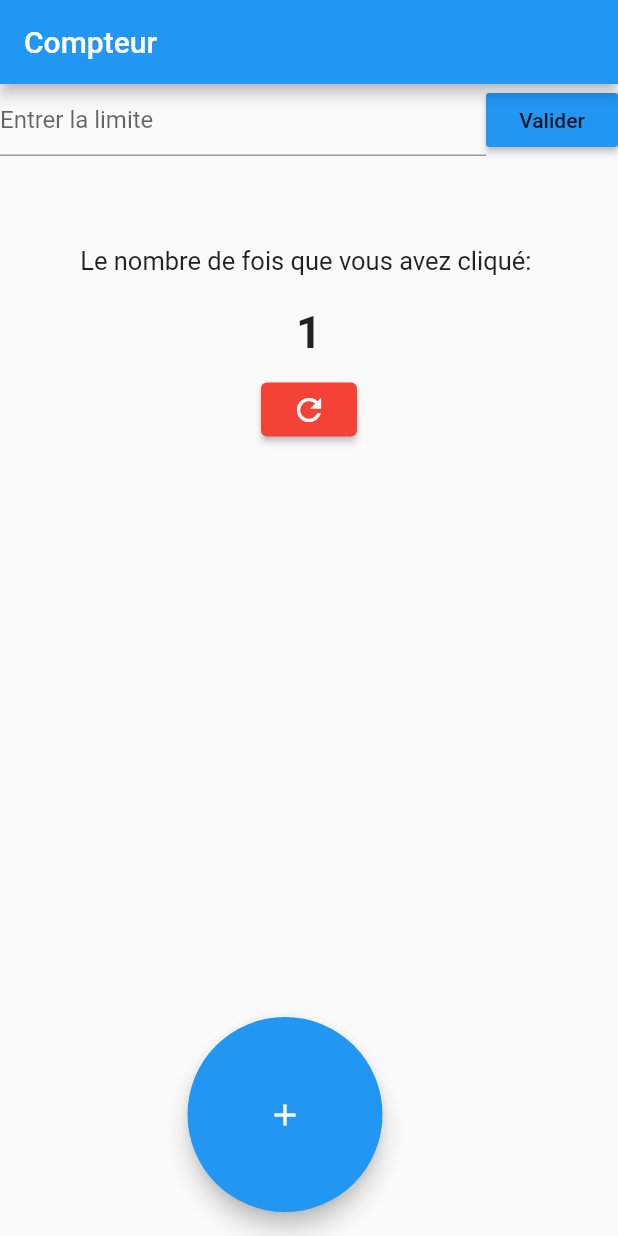
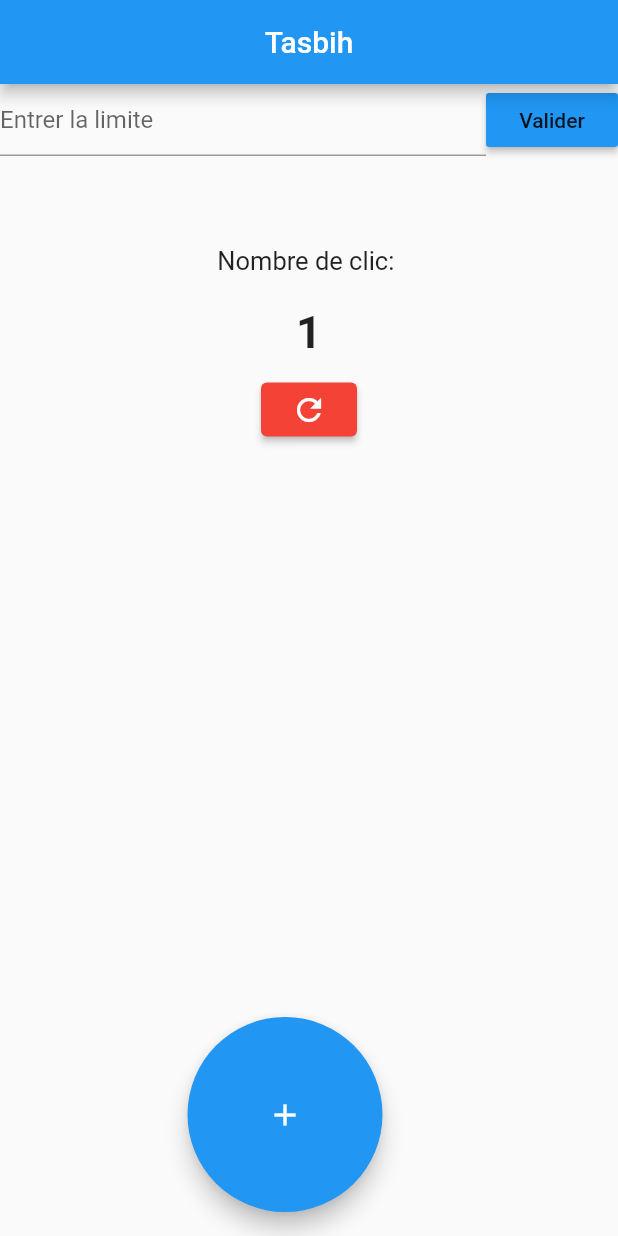
Before and after one commit to nouhoum-ibrahim-traore/Tasbih-app, a Flutter app: the screen it shows after launch, after a tap on the "add" icon, on a phone screen of 412 x 824 dp. Run offline on Flutter 3.47's test engine with Material 2 defaults, Android fonts, the light colour scheme and no system bars; our stand-ins replace audioplayers.

Commit message:
This is a tasbih app working with: audio. Last Version 1

```diff
--- a/lib/compteur.dart
+++ b/lib/compteur.dart
@@ -19,7 +19,7 @@ class Compteur with ChangeNotifier, DiagnosticableTreeMixin {
 
     ;
     if (nombreDeClics == limite) {
-      couleur = Colors.yellowAccent;
+      //couleur = Colors.yellowAccent;
       nombreDeClics = 0;
       PageDaccueil.playMusic();
     }
--- a/lib/main.dart
+++ b/lib/main.dart
@@ -26,8 +26,7 @@ class NotreAppState extends State<NotreApp> {
   Widget build(BuildContext context) {
     // TODO: implement build
     return MaterialApp(
-        debugShowCheckedModeBanner: false,
-        home: PageDaccueil(title: "Compteur"));
+        debugShowCheckedModeBanner: false, home: PageDaccueil(title: "Tasbih"));
   }
 }
 
@@ -39,7 +38,8 @@ class PageDaccueil extends StatefulWidget {
 
   static AudioPlayer audioPlayer = AudioPlayer();
   static AudioPlayerState audioPlayerState = AudioPlayerState.PAUSED;
-  static String filePath = 'mp3Test.mp3';
+  //static String filePath = 'mp3Test.mp3';
+  static String filePath = 'doorbellsingle.wav';
   static AudioCache audioCache;
 
   const PageDaccueil({Key key, this.title}) : super(key: key);
@@ -72,7 +72,7 @@ class _PageDaccueilState extends State<PageDaccueil> {
     // TODO: implement build
     return Scaffold(
       appBar: AppBar(
-        title: Text(widget.title),
+        title: Center(child: Text(widget.title)),
       ),
       floatingActionButton: Align(
         alignment: Alignment.bottomCenter,
@@ -114,7 +114,7 @@ class _PageDaccueilState extends State<PageDaccueil> {
               SizedBox(
                 height: 60,
               ),
-              Text('Le nombre de fois que vous avez cliqué: ',
+              Text('Nombre de clic: ',
                   style: TextStyle(
                     fontSize: 17,
                   )),
```
Also changed, not shown: 2 other files.
